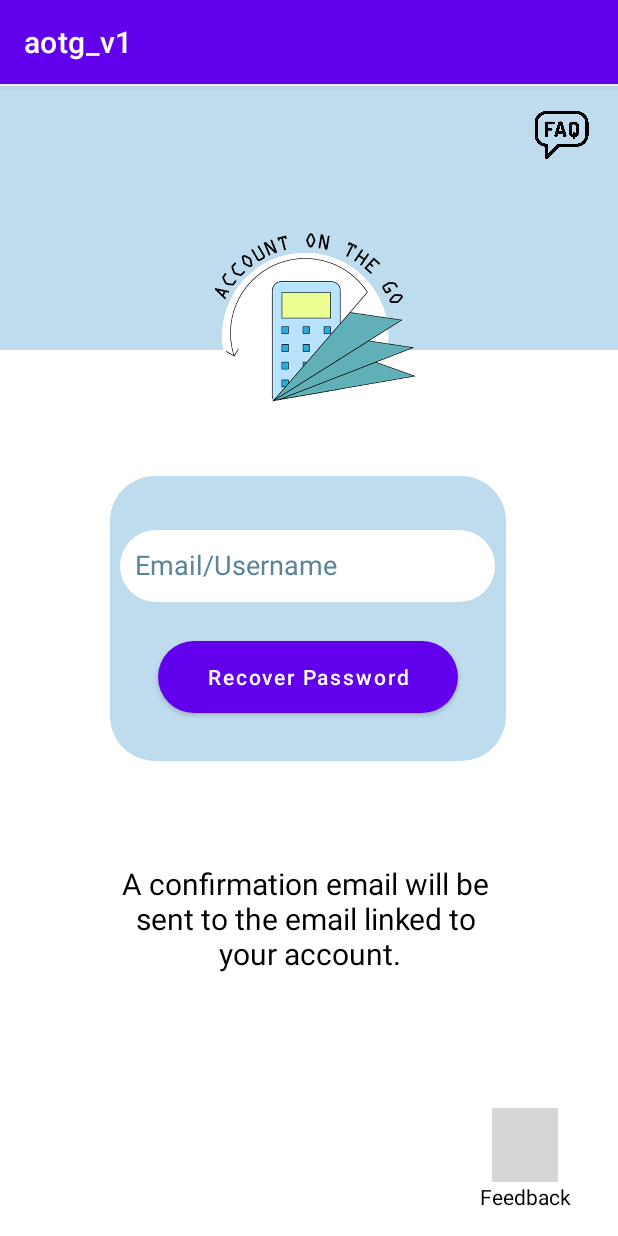
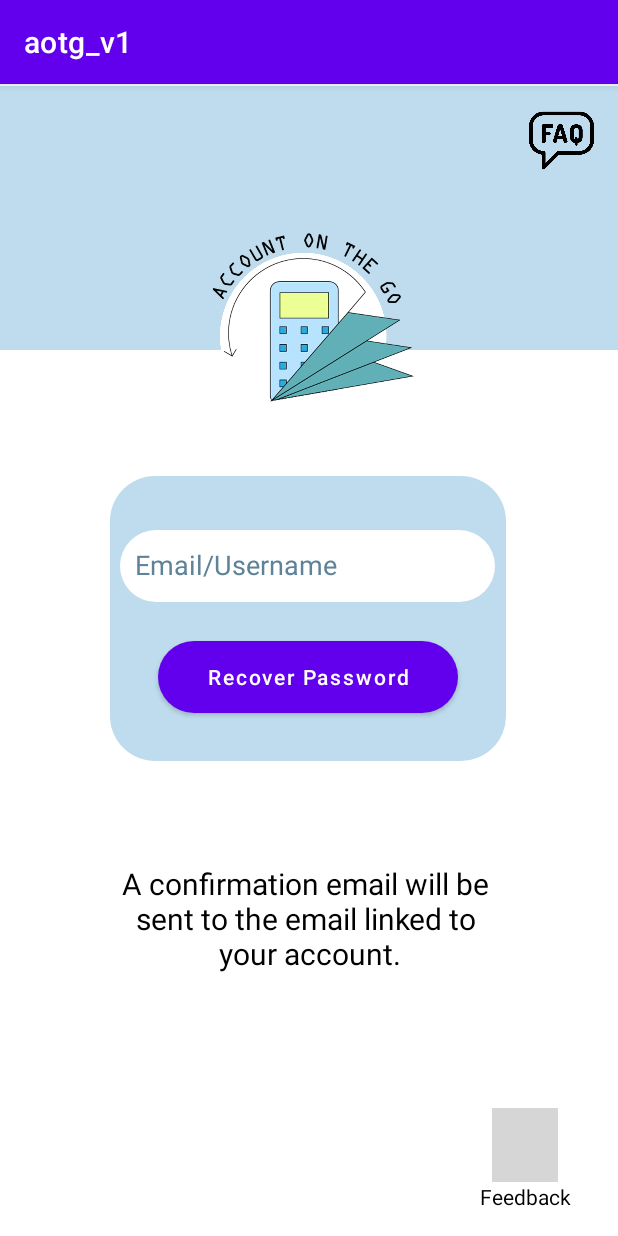
Before and after one commit to NurhanAnn/AccountOnTheGo_Report, an Android app: the fragment ForgetPasswordFragment shown on its own in the app's theme, on a phone screen of 412 x 824 dp. Run offline under Robolectric (Android 15) with nearby library versions, the phone set to English and light mode, and no system bars; Roboto replaces fonts that are not available here; grey boxes are pictures that could not be loaded.

Commit message:
fragment_forget_password commit

```diff
--- a/app/src/main/res/layout/fragment_forget_password.xml
+++ b/app/src/main/res/layout/fragment_forget_password.xml
@@ -11,7 +11,7 @@
         android:layout_width="416dp"
         android:layout_height="225dp"
         app:layout_constraintEnd_toEndOf="parent"
-        app:layout_constraintHorizontal_bias="0.0"
+        app:layout_constraintHorizontal_bias="0.6"
         app:layout_constraintStart_toStartOf="parent"
         app:layout_constraintTop_toTopOf="parent"
         app:srcCompat="@drawable/logo_with_bg" />
@@ -93,14 +93,13 @@
         app:layout_constraintStart_toStartOf="parent"
         app:layout_constraintTop_toBottomOf="@+id/bg_blue_rounded" />
 
-    <ImageView
-        android:id="@+id/imageView6"
+    <ImageButton
         android:layout_width="43dp"
-        android:layout_height="36dp"
+        android:layout_height="43dp"
         android:layout_marginTop="16dp"
         android:layout_marginEnd="16dp"
+        android:background="@drawable/faq_icon"
         app:layout_constraintEnd_toEndOf="parent"
-        app:layout_constraintTop_toTopOf="parent"
-        app:srcCompat="@drawable/faq_icon" />
+        app:layout_constraintTop_toTopOf="parent" />
 
 </androidx.constraintlayout.widget.ConstraintLayout>
```
